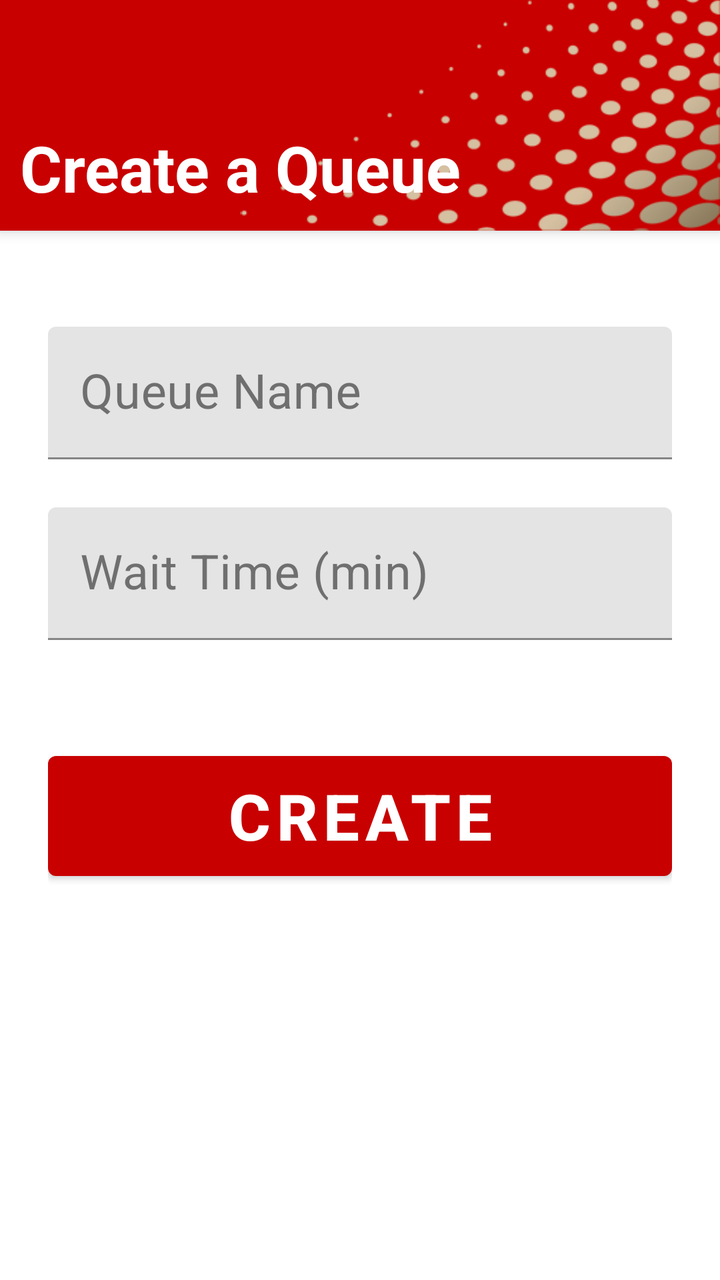
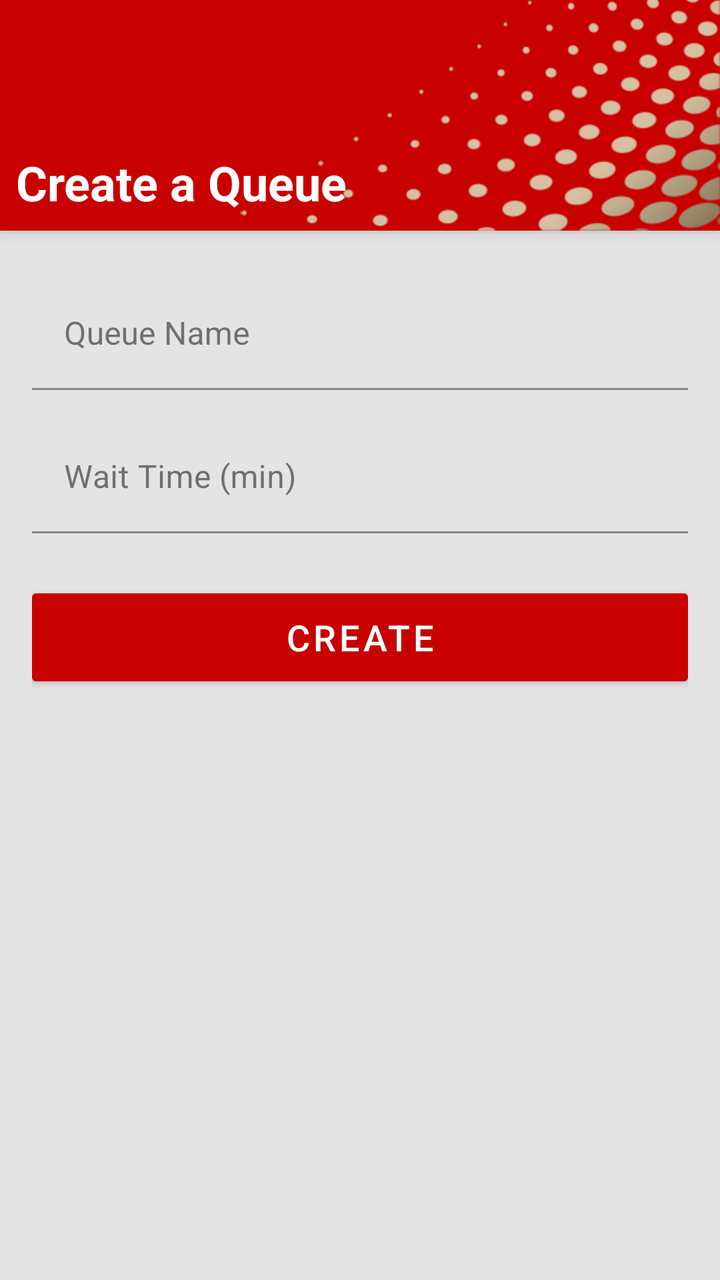

An Android layout rendered at two revisions. The XML below is the earlier revision; the diff shows what the commit changed to produce the second picture.
<!-- AndroidManifest.xml: application theme Theme.VQueue -->
<!-- res/layout/fragment_create_queue.xml -->
<?xml version="1.0" encoding="utf-8"?>
<androidx.constraintlayout.widget.ConstraintLayout xmlns:android="http://schemas.android.com/apk/res/android"
    xmlns:app="http://schemas.android.com/apk/res-auto"
    android:layout_width="match_parent"
    android:layout_height="match_parent"
    android:background="@color/background_primary">

    
    <androidx.constraintlayout.widget.ConstraintLayout
        android:id="@+id/headerSection"
        android:layout_width="match_parent"
        android:layout_height="0dp"
        android:background="@drawable/bg"
        android:orientation="vertical"
        android:padding="10dp"
        android:elevation="4dp"
        app:layout_constraintTop_toTopOf="parent"
        app:layout_constraintStart_toStartOf="parent"
        app:layout_constraintEnd_toEndOf="parent"
        app:layout_constraintHeight_percent="0.18">

        <TextView
            android:id="@+id/headerText"
            android:layout_width="wrap_content"
            android:layout_height="wrap_content"
            android:text="Create a Queue"
            android:textColor="@color/text_on_primary"
            android:textSize="32sp"
            android:textStyle="bold"
            app:layout_constraintBottom_toBottomOf="parent"
            app:layout_constraintStart_toStartOf="parent" />

    </androidx.constraintlayout.widget.ConstraintLayout>

    
    <androidx.core.widget.NestedScrollView
        android:layout_width="match_parent"
        android:layout_height="0dp"
        android:fillViewport="true"
        app:layout_constraintTop_toBottomOf="@id/headerSection"
        app:layout_constraintBottom_toBottomOf="parent"
        app:layout_constraintStart_toStartOf="parent"
        app:layout_constraintEnd_toEndOf="parent">

        <androidx.constraintlayout.widget.ConstraintLayout
            android:layout_width="match_parent"
            android:layout_height="wrap_content"
            android:padding="24dp">

            
            <com.google.android.material.textfield.TextInputLayout
                android:id="@+id/queueNameLayout"
                android:layout_width="0dp"
                android:layout_height="wrap_content"
                android:layout_marginTop="24dp"
                android:hint="Queue Name"
                app:boxStrokeColor="@color/primary"
                app:hintTextColor="@color/primary"
                app:layout_constraintTop_toTopOf="parent"
                app:layout_constraintStart_toStartOf="parent"
                app:layout_constraintEnd_toEndOf="parent">

                <com.google.android.material.textfield.TextInputEditText
                    android:id="@+id/queueNameEditText"
                    android:layout_width="match_parent"
                    android:layout_height="wrap_content"
                    android:inputType="text"
                    android:textSize="24sp" />

            </com.google.android.material.textfield.TextInputLayout>

            
            <com.google.android.material.textfield.TextInputLayout
                android:id="@+id/waitTimeLayout"
                android:layout_width="0dp"
                android:layout_height="wrap_content"
                android:layout_marginTop="24dp"
                android:hint="Wait Time (min)"
                app:boxStrokeColor="@color/primary"
                app:hintTextColor="@color/primary"
                app:layout_constraintTop_toBottomOf="@id/queueNameLayout"
                app:layout_constraintStart_toStartOf="parent"
                app:layout_constraintEnd_toEndOf="parent">

                <com.google.android.material.textfield.TextInputEditText
                    android:id="@+id/waitTimeEditText"
                    android:layout_width="match_parent"
                    android:layout_height="wrap_content"
                    android:inputType="number"
                    android:textSize="24sp" />

            </com.google.android.material.textfield.TextInputLayout>

            


            <com.google.android.material.button.MaterialButton
                android:id="@+id/createQueueButton"
                android:layout_width="0dp"
                android:layout_height="72dp"
                android:layout_marginTop="52dp"
                android:text="Create"
                android:textSize="32sp"
                android:textStyle="bold"
                app:backgroundTint="@color/primary"
                app:layout_constraintEnd_toEndOf="parent"
                app:layout_constraintHorizontal_bias="0.0"
                app:layout_constraintStart_toStartOf="parent"
                app:layout_constraintTop_toBottomOf="@id/waitTimeLayout" />


        </androidx.constraintlayout.widget.ConstraintLayout>

    </androidx.core.widget.NestedScrollView>

</androidx.constraintlayout.widget.ConstraintLayout>
<!-- resources referenced by this layout -->
<resources>
  <color name="background_primary">#FFFFFF</color>
  <color name="primary">#C80000</color>
  <color name="text_on_primary">#FFFFFFFF</color>
  <!-- drawable bg (drawable) -->
  <layer-list xmlns:android="http://schemas.android.com/apk/res/android">
  
      
      <item>
          <shape android:shape="rectangle">
              <solid android:color="@color/primary" />
          </shape>
      </item>
  
      
      <item
          android:drawable="@drawable/img"
          android:gravity="bottom|end"
          android:width="240dp"
          android:height="240dp"
          android:tileMode="disabled" />
  </layer-list>
  <style name="Theme.VQueue" parent="Theme.MaterialComponents.DayNight.DarkActionBar">
          <item name="windowActionBar">false</item>
          <item name="windowNoTitle">true</item>
          
          <item name="colorPrimary">@color/primary</item>
          <item name="colorPrimaryVariant">@color/primary_dark</item>
          <item name="colorOnPrimary">@color/text_on_primary</item>
          <item name="android:textColorSecondary">@color/text_on_primary</item>
  
          <item name="colorSecondary">@color/accent</item>
          <item name="colorOnSecondary">@color/text_on_primary</item>
  
          
          <item name="android:colorBackground">@color/background_primary</item>
          <item name="colorSurface">@color/surface</item>
          <item name="colorOnSurface">@color/text_primary</item>
  
          
          <item name="android:statusBarColor">@color/primary</item>
  
          <item name="cornerFamily">rounded</item>
          <item name="cornerSize">16dp</item>
      </style>
  <!-- drawable img: png bitmap (drawable, 26923 bytes) -->
  <color name="primary_dark">#BB0000</color>
  <color name="accent">#FF03DAC5</color>
  <color name="surface">#FFFFFFFF</color>
  <color name="text_primary">#FF212121</color>
</resources>

<!-- the commit's change to res/layout/fragment_create_queue.xml (unified diff, before → after) -->
@@ -3,7 +3,7 @@
     xmlns:app="http://schemas.android.com/apk/res-auto"
     android:layout_width="match_parent"
     android:layout_height="match_parent"
-    android:background="@color/background_primary">
+    android:background="@color/background">
 
     
     <androidx.constraintlayout.widget.ConstraintLayout
@@ -12,7 +12,7 @@
         android:layout_height="0dp"
         android:background="@drawable/bg"
         android:orientation="vertical"
-        android:padding="10dp"
+        android:padding="@dimen/padding_small"
         android:elevation="4dp"
         app:layout_constraintTop_toTopOf="parent"
         app:layout_constraintStart_toStartOf="parent"
@@ -24,8 +24,8 @@
             android:layout_width="wrap_content"
             android:layout_height="wrap_content"
             android:text="Create a Queue"
-            android:textColor="@color/text_on_primary"
-            android:textSize="32sp"
+            android:textColor="@color/on_primary"
+            android:textSize="@dimen/text_size_header"
             android:textStyle="bold"
             app:layout_constraintBottom_toBottomOf="parent"
             app:layout_constraintStart_toStartOf="parent" />
@@ -42,74 +42,68 @@
         app:layout_constraintStart_toStartOf="parent"
         app:layout_constraintEnd_toEndOf="parent">
 
-        <androidx.constraintlayout.widget.ConstraintLayout
+        <LinearLayout
             android:layout_width="match_parent"
             android:layout_height="wrap_content"
-            android:padding="24dp">
+            android:orientation="vertical"
+            android:padding="@dimen/padding_medium">
 
             
             <com.google.android.material.textfield.TextInputLayout
                 android:id="@+id/queueNameLayout"
-                android:layout_width="0dp"
+                android:layout_width="match_parent"
                 android:layout_height="wrap_content"
-                android:layout_marginTop="24dp"
+                android:layout_marginTop="@dimen/margin_small"
                 android:hint="Queue Name"
                 app:boxStrokeColor="@color/primary"
-                app:hintTextColor="@color/primary"
-                app:layout_constraintTop_toTopOf="parent"
-                app:layout_constraintStart_toStartOf="parent"
-                app:layout_constraintEnd_toEndOf="parent">
+                app:hintTextColor="@color/primary">
 
                 <com.google.android.material.textfield.TextInputEditText
                     android:id="@+id/queueNameEditText"
                     android:layout_width="match_parent"
                     android:layout_height="wrap_content"
                     android:inputType="text"
-                    android:textSize="24sp" />
+                    android:textSize="@dimen/text_size_medium"
+                    android:fontFamily="sans-serif" />
 
             </com.google.android.material.textfield.TextInputLayout>
 
             
             <com.google.android.material.textfield.TextInputLayout
                 android:id="@+id/waitTimeLayout"
-                android:layout_width="0dp"
+                android:layout_width="match_parent"
                 android:layout_height="wrap_content"
-                android:layout_marginTop="24dp"
+                android:layout_marginTop="@dimen/margin_medium"
                 android:hint="Wait Time (min)"
                 app:boxStrokeColor="@color/primary"
-                app:hintTextColor="@color/primary"
-                app:layout_constraintTop_toBottomOf="@id/queueNameLayout"
-                app:layout_constraintStart_toStartOf="parent"
-                app:layout_constraintEnd_toEndOf="parent">
+                app:hintTextColor="@color/primary">
 
                 <com.google.android.material.textfield.TextInputEditText
                     android:id="@+id/waitTimeEditText"
                     android:layout_width="match_parent"
                     android:layout_height="wrap_content"
                     android:inputType="number"
-                    android:textSize="24sp" />
+                    android:textSize="@dimen/text_size_medium"
+                    android:fontFamily="sans-serif" />
 
             </com.google.android.material.textfield.TextInputLayout>
 
             
-
-
             <com.google.android.material.button.MaterialButton
                 android:id="@+id/createQueueButton"
-                android:layout_width="0dp"
-                android:layout_height="72dp"
-                android:layout_marginTop="52dp"
+                android:layout_width="match_parent"
+                android:layout_height="@dimen/button_height_large"
+                android:layout_marginTop="@dimen/margin_large"
+                android:fontFamily="sans-serif-medium"
+                android:minHeight="@dimen/button_height"
                 android:text="Create"
-                android:textSize="32sp"
-                android:textStyle="bold"
+                android:textAllCaps="true"
+                android:textSize="@dimen/text_size_large"
                 app:backgroundTint="@color/primary"
-                app:layout_constraintEnd_toEndOf="parent"
-                app:layout_constraintHorizontal_bias="0.0"
-                app:layout_constraintStart_toStartOf="parent"
-                app:layout_constraintTop_toBottomOf="@id/waitTimeLayout" />
+                app:cornerRadius="2dp"
+                app:elevation="@dimen/card_elevation" />
 
-
-        </androidx.constraintlayout.widget.ConstraintLayout>
+        </LinearLayout>
 
     </androidx.core.widget.NestedScrollView>
 
<!-- resource entries referenced after the edit -->
@@ -1,8 +1,19 @@
 <!-- resources referenced by this layout -->
 <resources>
-  <color name="background_primary">#FFFFFF</color>
-  <color name="primary">#C80000</color>
-  <color name="text_on_primary">#FFFFFFFF</color>
+  <color name="background">@color/brand_gray_light</color>
+  <color name="on_primary">@color/brand_white</color>
+  <color name="primary">@color/brand_red</color>
+  <dimen name="button_height">48dp</dimen>
+  <dimen name="button_height_large">56dp</dimen>
+  <dimen name="card_elevation">4dp</dimen>
+  <dimen name="margin_large">24dp</dimen>
+  <dimen name="margin_medium">16dp</dimen>
+  <dimen name="margin_small">8dp</dimen>
+  <dimen name="padding_medium">16dp</dimen>
+  <dimen name="padding_small">8dp</dimen>
+  <dimen name="text_size_header">24sp</dimen>
+  <dimen name="text_size_large">18sp</dimen>
+  <dimen name="text_size_medium">16sp</dimen>
   <!-- drawable bg (drawable) -->
   <layer-list xmlns:android="http://schemas.android.com/apk/res/android">
   
@@ -26,15 +37,15 @@
           <item name="windowNoTitle">true</item>
           
           <item name="colorPrimary">@color/primary</item>
-          <item name="colorPrimaryVariant">@color/primary_dark</item>
-          <item name="colorOnPrimary">@color/text_on_primary</item>
-          <item name="android:textColorSecondary">@color/text_on_primary</item>
+          <item name="colorPrimaryVariant">@color/primary_variant</item>
+          <item name="colorOnPrimary">@color/on_primary</item>
+          <item name="android:textColorSecondary">@color/on_primary</item>
   
-          <item name="colorSecondary">@color/accent</item>
-          <item name="colorOnSecondary">@color/text_on_primary</item>
+          <item name="colorSecondary">@color/secondary</item>
+          <item name="colorOnSecondary">@color/on_secondary</item>
   
           
-          <item name="android:colorBackground">@color/background_primary</item>
+          <item name="android:colorBackground">@color/background</item>
           <item name="colorSurface">@color/surface</item>
           <item name="colorOnSurface">@color/text_primary</item>
   
@@ -44,10 +55,15 @@
           <item name="cornerFamily">rounded</item>
           <item name="cornerSize">16dp</item>
       </style>
+  <color name="brand_gray_light">#E4E4E4</color>
+  <color name="brand_white">#FFFFFF</color>
+  <color name="brand_red">#C80000</color>
   <!-- drawable img: png bitmap (drawable, 26923 bytes) -->
-  <color name="primary_dark">#BB0000</color>
-  <color name="accent">#FF03DAC5</color>
-  <color name="surface">#FFFFFFFF</color>
-  <color name="text_primary">#FF212121</color>
+  <color name="primary_variant">@color/brand_red</color>
+  <color name="secondary">@color/brand_black</color>
+  <color name="on_secondary">@color/brand_white</color>
+  <color name="surface">@color/brand_white</color>
+  <color name="text_primary">@color/brand_black</color>
+  <color name="brand_black">#212121</color>
 </resources>
 
